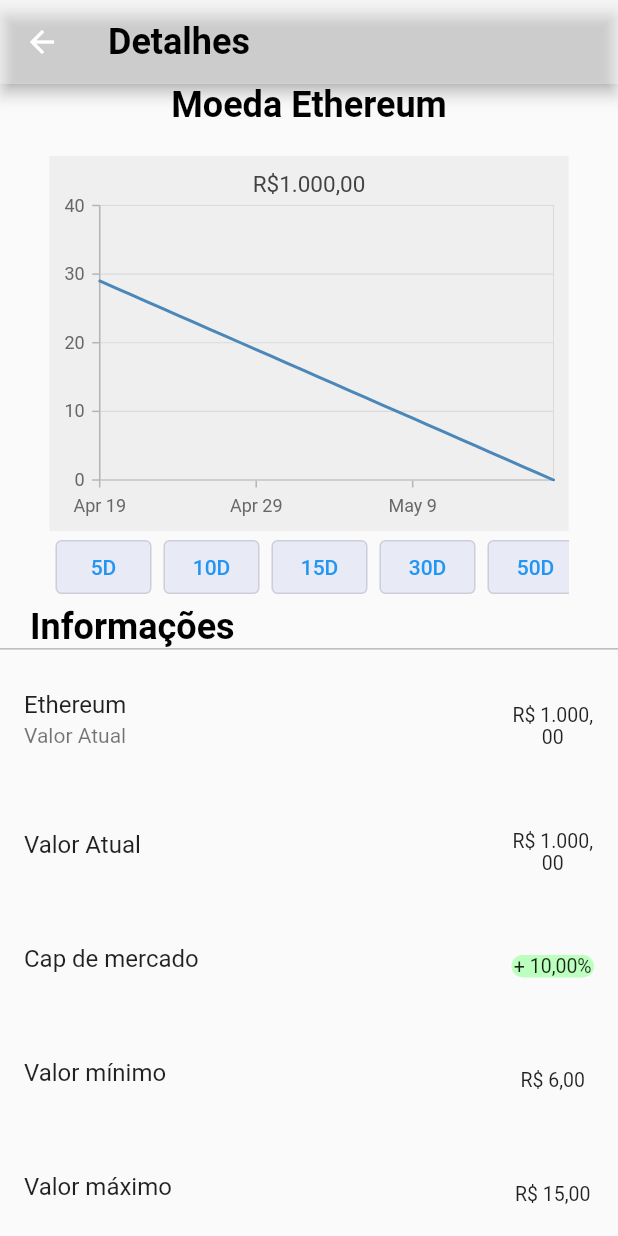
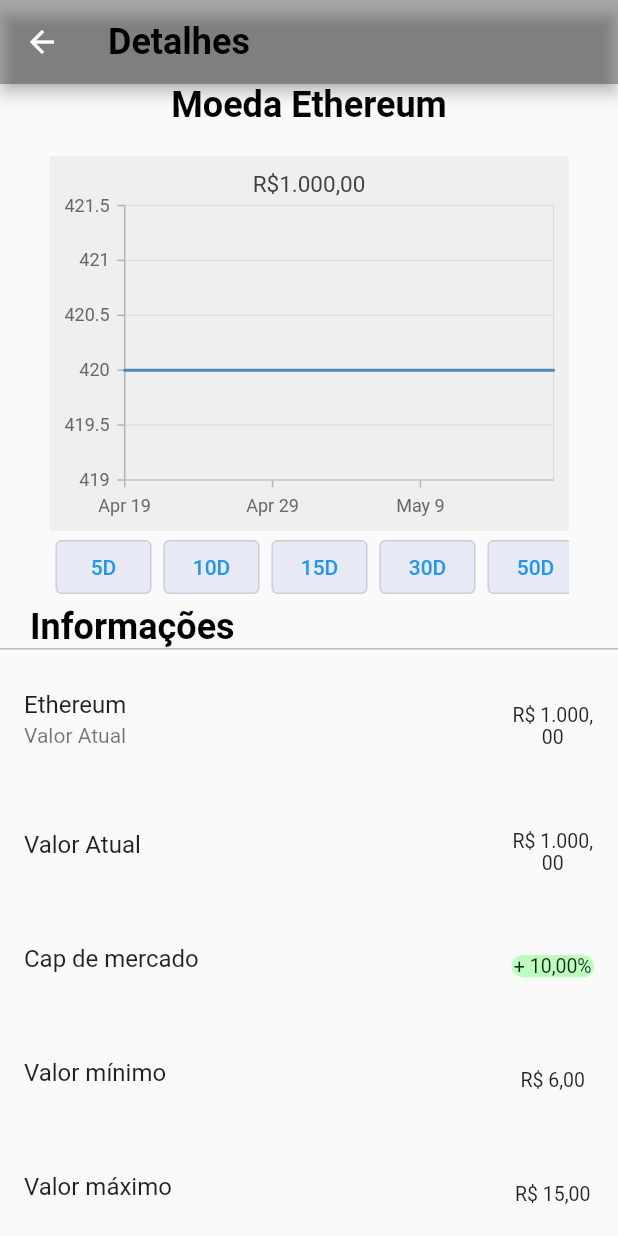
Before and after one commit to BrunoSabadini/WorkTestProject, a Flutter app: the DetailsPageModelWidget screen opened by its route, on a phone screen of 412 x 824 dp. Run offline on Flutter 3.47's test engine with Material 2 defaults, Android fonts, the phone set to English and light mode, and no system bars; our stand-ins replace syncfusion_flutter_charts.

Commit message:
Creating conversion models

```diff
--- a/lib/Models/ChartModel.dart
+++ b/lib/Models/ChartModel.dart
@@ -1,3 +1,5 @@
+import 'dart:math';
+
 import 'package:flutter/material.dart';
 import 'package:syncfusion_flutter_charts/charts.dart';
 
@@ -11,6 +13,7 @@ class ChartModelWidget extends StatefulWidget {
 class ChartModelState extends State<ChartModelWidget> {
   List<ChartSampleData> chartData = <ChartSampleData>[];
   bool changeChartType = true;
+  List randomNumber = [];
 
   @override
   initState() {
@@ -20,15 +23,16 @@ class ChartModelState extends State<ChartModelWidget> {
 
   List<ChartSampleData> dateFilter(int numberOfSpots) {
     final DateTime nowTime = DateTime.now();
-    double doubleInitial = 0;
     List<ChartSampleData> test = <ChartSampleData>[];
 
     for (var i = 0; i < numberOfSpots; i++) {
-      double doubleAdd = doubleInitial + i;
+      var randomNumberGenerator = Random();
       final date = nowTime.subtract(Duration(days: i));
 
-      final ChartSampleData chart = ChartSampleData(x: date, yValue: doubleAdd);
+      final ChartSampleData chart = ChartSampleData(
+          x: date, yValue: randomNumberGenerator.nextInt(1000).toDouble());
       test.add(chart);
+      randomNumber.add(randomNumberGenerator);
     }
     return test;
   }
--- a/lib/Models/WalletDetailsPageModel.dart
+++ b/lib/Models/WalletDetailsPageModel.dart
@@ -17,19 +17,6 @@ class DetailsPageModelWidget extends StatefulWidget {
 }
 
 class DetailsPageModelState extends State<DetailsPageModelWidget> {
-  String numberFormatConversion(double val, String whatToReturn) {
-    if (whatToReturn == "value") {
-      return intl.NumberFormat.currency(locale: 'pt_BR', name: "R\$")
-          .format(val);
-    }
-    if (whatToReturn == "percentage") {
-      return intl.NumberFormat.currency(locale: 'pt_BR', name: "%").format(val);
-    } else {
-      return intl.NumberFormat.currency(locale: 'pt_BR', name: "R\$")
-          .format(val);
-    }
-  }
-
   Widget listTile(String title, double trailingValue,
       {Widget? subtitle,
       String whatStringReturn = "R\$",
@@ -52,7 +39,7 @@ class DetailsPageModelState extends State<DetailsPageModelWidget> {
   Widget build(BuildContext context) {
     return Scaffold(
         appBar: AppBar(
-          backgroundColor: const Color.fromARGB(80, 255, 255, 255),
+          backgroundColor: Color.fromARGB(80, 11, 10, 10),
           title: const Text('Detalhes',
               textAlign: TextAlign.left,
               style: TextStyle(
@@ -89,19 +76,9 @@ class DetailsPageModelState extends State<DetailsPageModelWidget> {
               whatStringReturn: ""),
           listTile("Valor mínimo", widget.detailPage.minValue),
           listTile("Valor máximo", widget.detailPage.maxValue),
-          SizedBox(
-            width: 30,
-            height: 50,
-            child: ElevatedButton(
-              child: const Text('Converter moeda'),
-              onPressed: () {},
-              style: ElevatedButton.styleFrom(
-                  primary: const Color.fromARGB(255, 221, 48, 85),
-                  padding: const EdgeInsets.fromLTRB(20, 0, 0, 0),
-                  textStyle: const TextStyle(
-                      fontSize: 20, fontWeight: FontWeight.bold)),
-            ),
-          )
+          Provider.of<StateController>(context, listen: true).elevatedButton(
+              context, "Converter moeda",
+              routeNavigator: "/conversion"),
         ]));
   }
 }
--- a/lib/StateController.dart
+++ b/lib/StateController.dart
@@ -52,6 +52,31 @@ class StateController with ChangeNotifier {
     }
   }
 
+  Widget elevatedButton(
+    BuildContext context,
+    String text, {
+    Color backgroundButtonColor = const Color.fromARGB(255, 221, 48, 85),
+    Color textButtonColor = const Color.fromARGB(255, 255, 255, 255),
+    double width = 30,
+    double height = 50,
+    double fontSize = 20,
+    String routeNavigator = "Go to Error Screen",
+  }) {
+    return ElevatedButton(
+      child: Text(text),
+      onPressed: () {
+        Navigator.of(context, rootNavigator: true).pushNamed(routeNavigator);
+      },
+      style: ElevatedButton.styleFrom(
+          onPrimary: textButtonColor,
+          primary: backgroundButtonColor,
+          textStyle: TextStyle(
+            fontSize: fontSize,
+            fontWeight: FontWeight.bold,
+          )),
+    );
+  }
+
   void switchShowHide() {
     showHide = !showHide;
     notifyListeners();
--- a/lib/routeGenerator.dart
+++ b/lib/routeGenerator.dart
@@ -1,5 +1,6 @@
 import 'package:flutter/material.dart';
 import 'package:work_project/CoinsDataToFutureAPI.dart';
+import 'package:work_project/Models/CoinConversion.dart';
 import 'Models/WalletDetailsPageModel.dart';
 
 class RouteGenerator {
@@ -49,6 +50,8 @@ class RouteGenerator {
             // data: args,
           ),
         );
+      case '/conversion':
+        return MaterialPageRoute(builder: (_) => CoinsConversionWidget());
     }
     return _errorRoute();
     // If there is no such named route in the switch statement
```
Also changed, not shown: lib/Models/CoinConversion.dart (added, +112 -0 lines), 3 other files.
